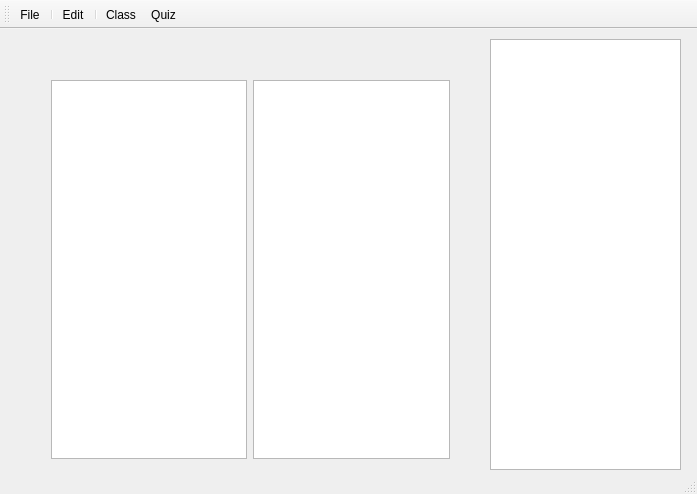
AcademyAutograder/Autograder-0.1, file qtinstagraderfinalsanmesh/mainwindow.ui: the form before one commit.
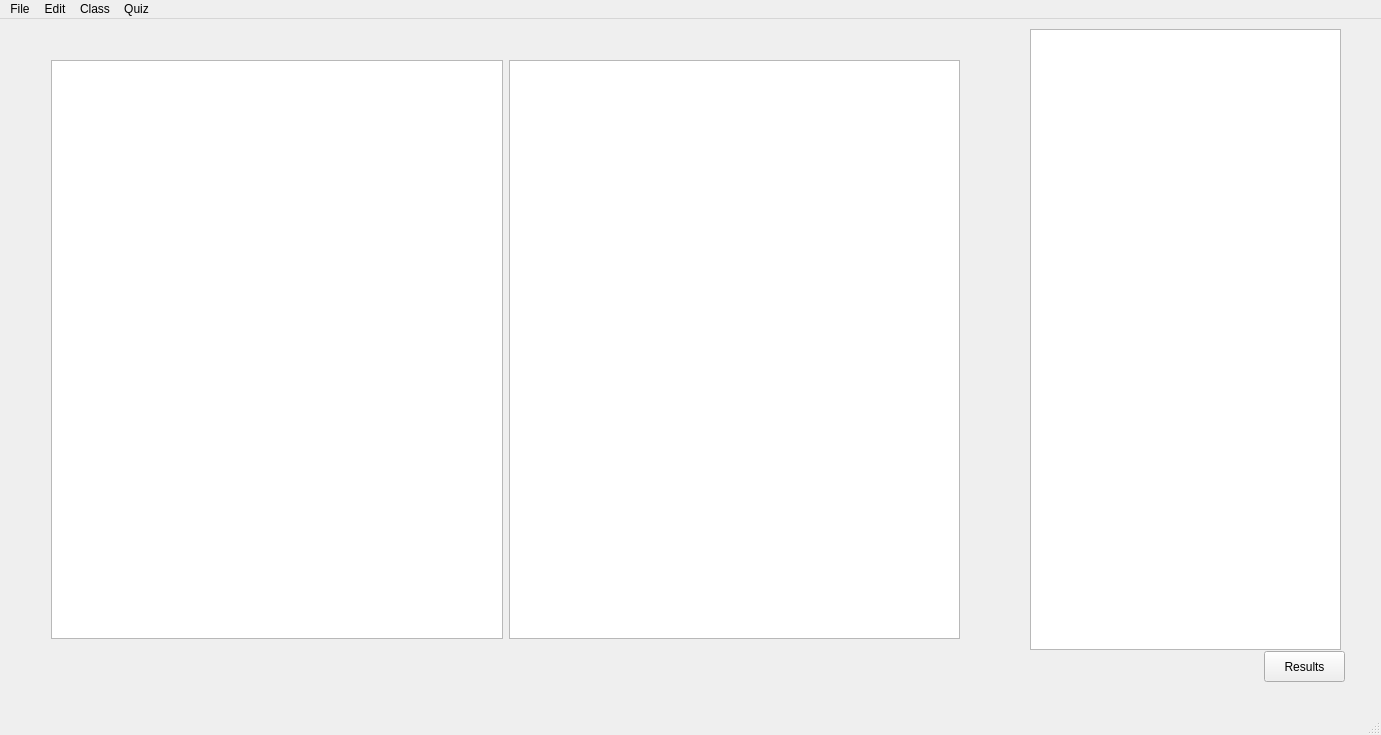
The form after the commit. Icons and pictures are not drawn.

The edit to the form file:
```diff
--- a/qtinstagraderfinalsanmesh/mainwindow.ui
+++ b/qtinstagraderfinalsanmesh/mainwindow.ui
@@ -6,31 +6,41 @@
    <rect>
     <x>0</x>
     <y>0</y>
-    <width>697</width>
-    <height>494</height>
+    <width>1381</width>
+    <height>735</height>
    </rect>
   </property>
   <property name="windowTitle">
-   <string>MainWindow</string>
+   <string>InstaGrader</string>
+  </property>
+  <property name="windowIcon">
+   <iconset resource="qtinstagraderfinal.qrc">
+    <normaloff>:/new/prefix1/instagradercube.jpg</normaloff>:/new/prefix1/instagradercube.jpg</iconset>
+  </property>
+  <property name="iconSize">
+   <size>
+    <width>24</width>
+    <height>28</height>
+   </size>
   </property>
   <widget class="QWidget" name="centralWidget">
    <widget class="QListView" name="listView">
     <property name="geometry">
      <rect>
-      <x>490</x>
+      <x>1030</x>
       <y>10</y>
-      <width>191</width>
-      <height>431</height>
+      <width>311</width>
+      <height>621</height>
      </rect>
     </property>
    </widget>
-   <widget class="QWidget" name="">
+   <widget class="QWidget" name="layoutWidget">
     <property name="geometry">
      <rect>
       <x>40</x>
-      <y>40</y>
-      <width>421</width>
-      <height>401</height>
+      <y>30</y>
+      <width>931</width>
+      <height>601</height>
      </rect>
     </property>
     <layout class="QHBoxLayout" name="horizontalLayout">
@@ -38,39 +48,137 @@
       <widget class="QPlainTextEdit" name="plainTextEdit"/>
      </item>
      <item>
-      <spacer name="horizontalSpacer">
+      <widget class="QPlainTextEdit" name="HomeStudentAnstxt"/>
+     </item>
+    </layout>
+   </widget>
+   <widget class="QPushButton" name="Homeresultbutton">
+    <property name="geometry">
+     <rect>
+      <x>1264</x>
+      <y>632</y>
+      <width>81</width>
+      <height>31</height>
+     </rect>
+    </property>
+    <property name="font">
+     <font>
+      <weight>50</weight>
+      <bold>false</bold>
+     </font>
+    </property>
+    <property name="text">
+     <string>Results</string>
+    </property>
+   </widget>
+   <widget class="QWidget" name="layoutWidget">
+    <property name="geometry">
+     <rect>
+      <x>40</x>
+      <y>10</y>
+      <width>521</width>
+      <height>22</height>
+     </rect>
+    </property>
+    <layout class="QHBoxLayout" name="horizontalLayout_2">
+     <item>
+      <widget class="QLabel" name="Homeanslabel">
+       <property name="font">
+        <font>
+         <weight>75</weight>
+         <bold>true</bold>
+        </font>
+       </property>
+       <property name="frameShape">
+        <enum>QFrame::StyledPanel</enum>
+       </property>
+       <property name="text">
+        <string>Answer</string>
+       </property>
+       <property name="scaledContents">
+        <bool>false</bool>
+       </property>
+      </widget>
+     </item>
+     <item>
+      <spacer name="horizontalSpacer_2">
        <property name="orientation">
         <enum>Qt::Horizontal</enum>
        </property>
        <property name="sizeHint" stdset="0">
         <size>
-         <width>58</width>
+         <width>158</width>
          <height>20</height>
         </size>
        </property>
       </spacer>
      </item>
      <item>
-      <widget class="QPlainTextEdit" name="plainTextEdit_2"/>
+      <widget class="QLabel" name="Homestudentlabel">
+       <property name="font">
+        <font>
+         <weight>75</weight>
+         <bold>true</bold>
+        </font>
+       </property>
+       <property name="frameShape">
+        <enum>QFrame::StyledPanel</enum>
+       </property>
+       <property name="text">
+        <string>Student</string>
+       </property>
+       <property name="scaledContents">
+        <bool>false</bool>
+       </property>
+      </widget>
      </item>
     </layout>
    </widget>
   </widget>
-  <widget class="QToolBar" name="mainToolBar">
-   <attribute name="toolBarArea">
-    <enum>TopToolBarArea</enum>
-   </attribute>
-   <attribute name="toolBarBreak">
-    <bool>false</bool>
-   </attribute>
-   <addaction name="actionFile"/>
-   <addaction name="separator"/>
-   <addaction name="actionEdit"/>
-   <addaction name="separator"/>
-   <addaction name="actionClass"/>
-   <addaction name="actionQuiz"/>
-  </widget>
   <widget class="QStatusBar" name="statusBar"/>
+  <widget class="QMenuBar" name="menuBar">
+   <property name="geometry">
+    <rect>
+     <x>0</x>
+     <y>0</y>
+     <width>1381</width>
+     <height>21</height>
+    </rect>
+   </property>
+   <widget class="QMenu" name="menuFile">
+    <property name="title">
+     <string>File</string>
+    </property>
+    <addaction name="actionNew_Quiz"/>
+    <addaction name="actionOpen_Quiz"/>
+    <addaction name="actionSave"/>
+    <addaction name="actionSave_2"/>
+   </widget>
+   <widget class="QMenu" name="menuEdit">
+    <property name="title">
+     <string>Edit</string>
+    </property>
+    <addaction name="actionCopy"/>
+   </widget>
+   <widget class="QMenu" name="menuClass">
+    <property name="title">
+     <string>Class</string>
+    </property>
+    <addaction name="actionEdit_class"/>
+    <addaction name="actionAdd_new_testcase_ans"/>
+    <addaction name="actionOpen_class_records"/>
+   </widget>
+   <widget class="QMenu" name="menuQuiz">
+    <property name="title">
+     <string>Quiz</string>
+    </property>
+    <addaction name="actionEdit_data"/>
+   </widget>
+   <addaction name="menuFile"/>
+   <addaction name="menuEdit"/>
+   <addaction name="menuClass"/>
+   <addaction name="menuQuiz"/>
+  </widget>
   <action name="actionFile">
    <property name="text">
     <string>File</string>
```
Left out of the diff: 58 changed lines with no effect on the pictures.
